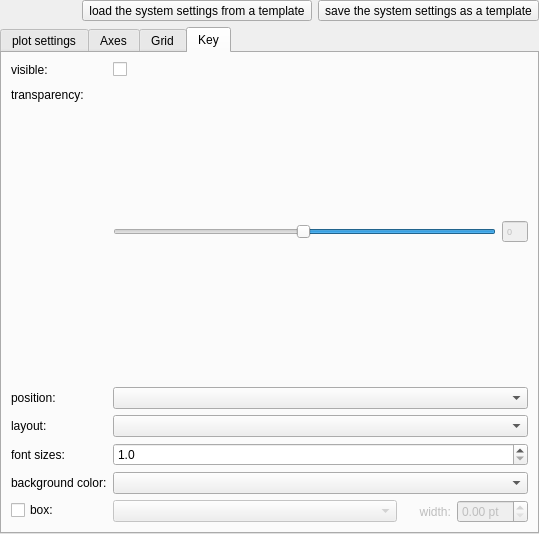
First picture: the form in plugins/table/qfrdrtableplotsettingswidget.ui, repository jkriege2/QuickFit3, before the edit.
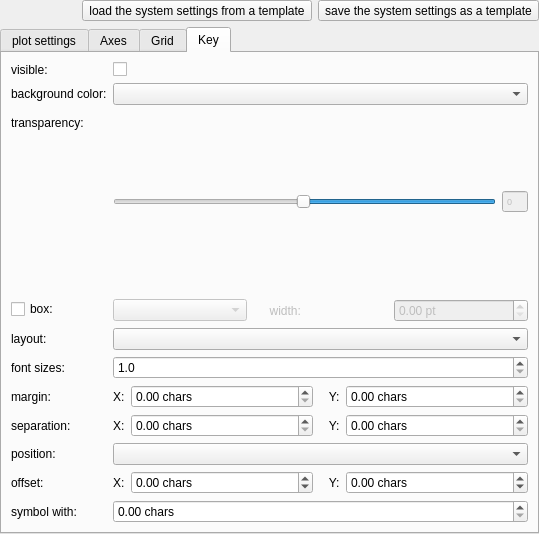
Second picture: the form after the edit. The open tabs and pages were chosen to show the change. Icons and pictures are not drawn. Custom widgets are drawn as their Qt base class.

Commit message:
QuickFit3/table:   - added checkbox do show/don't show the plot title   - added widgets for several parameters to format the key (offset, separation, margin, symbol length)
QuickFIt3/fcs_fit, imfcs_fit:
  - added button to start model selector + some code refactoring (using QFFitFunctionComboBox now)

Patch:
```diff
--- a/plugins/table/qfrdrtableplotsettingswidget.ui
+++ b/plugins/table/qfrdrtableplotsettingswidget.ui
@@ -568,7 +568,98 @@
          </property>
         </widget>
        </item>
-       <item row="1" column="0">
+       <item row="6" column="0">
+        <widget class="QLabel" name="label_36">
+         <property name="text">
+          <string>layout:</string>
+         </property>
+         <property name="buddy">
+          <cstring>cmbKeyLayout</cstring>
+         </property>
+        </widget>
+       </item>
+       <item row="6" column="1">
+        <widget class="JKQTPkeyLayoutComboBox" name="cmbKeyLayout"/>
+       </item>
+       <item row="7" column="0">
+        <widget class="QLabel" name="label_30">
+         <property name="text">
+          <string>font sizes:</string>
+         </property>
+         <property name="buddy">
+          <cstring>spinKeyFontSize</cstring>
+         </property>
+        </widget>
+       </item>
+       <item row="7" column="1">
+        <widget class="QDoubleSpinBox" name="spinKeyFontSize">
+         <property name="sizePolicy">
+          <sizepolicy hsizetype="Minimum" vsizetype="Fixed">
+           <horstretch>0</horstretch>
+           <verstretch>0</verstretch>
+          </sizepolicy>
+         </property>
+         <property name="decimals">
+          <number>1</number>
+         </property>
+         <property name="minimum">
+          <double>1.000000000000000</double>
+         </property>
+         <property name="maximum">
+          <double>256.000000000000000</double>
+         </property>
+        </widget>
+       </item>
+       <item row="2" column="0">
+        <widget class="QLabel" name="label_3">
+         <property name="text">
+          <string>background color:</string>
+         </property>
+        </widget>
+       </item>
+       <item row="2" column="1">
+        <widget class="ColorComboBox" name="cmbKeyBackground"/>
+       </item>
+       <item row="4" column="0">
+        <widget class="QCheckBox" name="chkKeyBox">
+         <property name="text">
+          <string>box:</string>
+         </property>
+        </widget>
+       </item>
+       <item row="4" column="1">
+        <widget class="QWidget" name="horizontalWidget" native="true">
+         <property name="enabled">
+          <bool>false</bool>
+         </property>
+         <layout class="QHBoxLayout" name="horizontalLayout_2" stretch="0,0,0">
+          <property name="margin">
+           <number>0</number>
+          </property>
+          <item>
+           <widget class="ColorComboBox" name="cmbKeyBoxColor"/>
+          </item>
+          <item>
+           <widget class="QLabel" name="label_4">
+            <property name="text">
+             <string>     width:</string>
+            </property>
+           </widget>
+          </item>
+          <item>
+           <widget class="QDoubleSpinBox" name="spinKeyBoxWidth">
+            <property name="prefix">
+             <string/>
+            </property>
+            <property name="suffix">
+             <string> pt</string>
+            </property>
+           </widget>
+          </item>
+         </layout>
+        </widget>
+       </item>
+       <item row="3" column="0">
         <widget class="QLabel" name="label_38">
          <property name="text">
           <string>transparency:</string>
@@ -578,7 +669,7 @@
          </property>
         </widget>
        </item>
-       <item row="1" column="1">
+       <item row="3" column="1">
         <layout class="QHBoxLayout" name="horizontalLayout_6" stretch="1,0">
          <item>
           <widget class="QSlider" name="sliderKeyTransparency">
@@ -643,7 +734,14 @@
          </item>
         </layout>
        </item>
-       <item row="2" column="0">
+       <item row="11" column="0">
+        <widget class="QLabel" name="label_5">
+         <property name="text">
+          <string>offset:</string>
+         </property>
+        </widget>
+       </item>
+       <item row="10" column="0">
         <widget class="QLabel" name="label_33">
          <property name="text">
           <string>position:</string>
@@ -653,99 +751,183 @@
          </property>
         </widget>
        </item>
-       <item row="2" column="1">
+       <item row="10" column="1">
         <widget class="JKQTPkeyPositionComboBox" name="cmbKeyPosition"/>
        </item>
-       <item row="3" column="0">
-        <widget class="QLabel" name="label_36">
-         <property name="text">
-          <string>layout:</string>
-         </property>
-         <property name="buddy">
-          <cstring>cmbKeyLayout</cstring>
-         </property>
-        </widget>
+       <item row="11" column="1">
+        <layout class="QHBoxLayout" name="horizontalLayout_4" stretch="0,1,0,1">
+         <item>
+          <widget class="QLabel" name="label_6">
+           <property name="text">
+            <string>X:</string>
+           </property>
+          </widget>
+         </item>
+         <item>
+          <widget class="QDoubleSpinBox" name="spinKeyXOffset">
+           <property name="prefix">
+            <string/>
+           </property>
+           <property name="suffix">
+            <string> chars</string>
+           </property>
+           <property name="minimum">
+            <double>-10000000.000000000000000</double>
+           </property>
+           <property name="maximum">
+            <double>10000000.000000000000000</double>
+           </property>
+          </widget>
+         </item>
+         <item>
+          <widget class="QLabel" name="label_7">
+           <property name="text">
+            <string>   Y:</string>
+           </property>
+          </widget>
+         </item>
+         <item>
+          <widget class="QDoubleSpinBox" name="spinKeyYOffset">
+           <property name="prefix">
+            <string/>
+           </property>
+           <property name="suffix">
+            <string> chars</string>
+           </property>
+           <property name="minimum">
+            <double>-10000000.000000000000000</double>
+           </property>
+           <property name="maximum">
+            <double>10000000.000000000000000</double>
+           </property>
+          </widget>
+         </item>
+        </layout>
        </item>
-       <item row="3" column="1">
-        <widget class="JKQTPkeyLayoutComboBox" name="cmbKeyLayout"/>
-       </item>
-       <item row="4" column="0">
-        <widget class="QLabel" name="label_30">
+       <item row="13" column="0">
+        <widget class="QLabel" name="label_31">
          <property name="text">
-          <string>font sizes:</string>
+          <string>symbol with:</string>
          </property>
          <property name="buddy">
           <cstring>spinKeyFontSize</cstring>
          </property>
         </widget>
        </item>
-       <item row="4" column="1">
-        <widget class="QDoubleSpinBox" name="spinKeyFontSize">
-         <property name="sizePolicy">
-          <sizepolicy hsizetype="Minimum" vsizetype="Fixed">
-           <horstretch>0</horstretch>
-           <verstretch>0</verstretch>
-          </sizepolicy>
+       <item row="13" column="1">
+        <widget class="QDoubleSpinBox" name="spinKeyLineLength">
+         <property name="prefix">
+          <string/>
          </property>
-         <property name="decimals">
-          <number>1</number>
-         </property>
-         <property name="minimum">
-          <double>1.000000000000000</double>
+         <property name="suffix">
+          <string> chars</string>
          </property>
          <property name="maximum">
-          <double>256.000000000000000</double>
+          <double>10000.000000000000000</double>
          </property>
         </widget>
        </item>
-       <item row="5" column="0">
-        <widget class="QLabel" name="label_3">
+       <item row="8" column="0">
+        <widget class="QLabel" name="label_8">
          <property name="text">
-          <string>background color:</string>
+          <string>margin:</string>
          </property>
         </widget>
        </item>
-       <item row="5" column="1">
-        <widget class="ColorComboBox" name="cmbKeyBackground"/>
+       <item row="8" column="1">
+        <layout class="QHBoxLayout" name="horizontalLayout_7" stretch="0,1,0,1">
+         <item>
+          <widget class="QLabel" name="label_10">
+           <property name="text">
+            <string>X:</string>
+           </property>
+          </widget>
+         </item>
+         <item>
+          <widget class="QDoubleSpinBox" name="spinKeyXMargin">
+           <property name="prefix">
+            <string/>
+           </property>
+           <property name="suffix">
+            <string> chars</string>
+           </property>
+           <property name="maximum">
+            <double>1000000.000000000000000</double>
+           </property>
+          </widget>
+         </item>
+         <item>
+          <widget class="QLabel" name="label_11">
+           <property name="text">
+            <string>   Y:</string>
+           </property>
+          </widget>
+         </item>
+         <item>
+          <widget class="QDoubleSpinBox" name="spinKeyYMargin">
+           <property name="prefix">
+            <string/>
+           </property>
+           <property name="suffix">
+            <string> chars</string>
+           </property>
+           <property name="maximum">
+            <double>1000000.000000000000000</double>
+           </property>
+          </widget>
+         </item>
+        </layout>
        </item>
-       <item row="6" column="0">
-        <widget class="QCheckBox" name="chkKeyBox">
+       <item row="9" column="0">
+        <widget class="QLabel" name="label_12">
          <property name="text">
-          <string>box:</string>
+          <string>separation:</string>
          </property>
         </widget>
        </item>
-       <item row="6" column="1">
-        <widget class="QWidget" name="horizontalWidget" native="true">
-         <property name="enabled">
-          <bool>false</bool>
-         </property>
-         <layout class="QHBoxLayout" name="horizontalLayout_2" stretch="1,0,0">
-          <property name="margin">
-           <number>0</number>
-          </property>
-          <item>
-           <widget class="ColorComboBox" name="cmbKeyBoxColor"/>
-          </item>
-          <item>
-           <widget class="QLabel" name="label_4">
-            <property name="text">
-             <string>     width:</string>
-            </property>
-           </widget>
-          </item>
-          <item>
-           <widget class="QDoubleSpinBox" name="spinKeyBoxWidth">
-            <property name="prefix">
-             <string/>
-            </property>
-            <property name="suffix">
-             <string> pt</string>
-            </property>
-           </widget>
-          </item>
-         </layout>
-        </widget>
+       <item row="9" column="1">
+        <layout class="QHBoxLayout" name="horizontalLayout_9" stretch="0,1,0,1">
+         <item>
+          <widget class="QLabel" name="label_13">
+           <property name="text">
+            <string>X:</string>
+           </property>
+          </widget>
+         </item>
+         <item>
+          <widget class="QDoubleSpinBox" name="spinKeyXSeparation">
+           <property name="prefix">
+            <string/>
+           </property>
+           <property name="suffix">
+            <string> chars</string>
+           </property>
+           <property name="maximum">
+            <double>1000000.000000000000000</double>
+           </property>
+          </widget>
+         </item>
+         <item>
+          <widget class="QLabel" name="label_14">
+           <property name="text">
+            <string>   Y:</string>
+           </property>
+          </widget>
+         </item>
+         <item>
+          <widget class="QDoubleSpinBox" name="spinKeyYSeparation">
+           <property name="prefix">
+            <string/>
+           </property>
+           <property name="suffix">
+            <string> chars</string>
+           </property>
+           <property name="maximum">
+            <double>1000000.000000000000000</double>
+           </property>
+          </widget>
+         </item>
+        </layout>
        </item>
       </layout>
      </widget>
```
Left out of the diff: 28 changed lines with no effect on the pictures. The commit also changes 12 other files.
